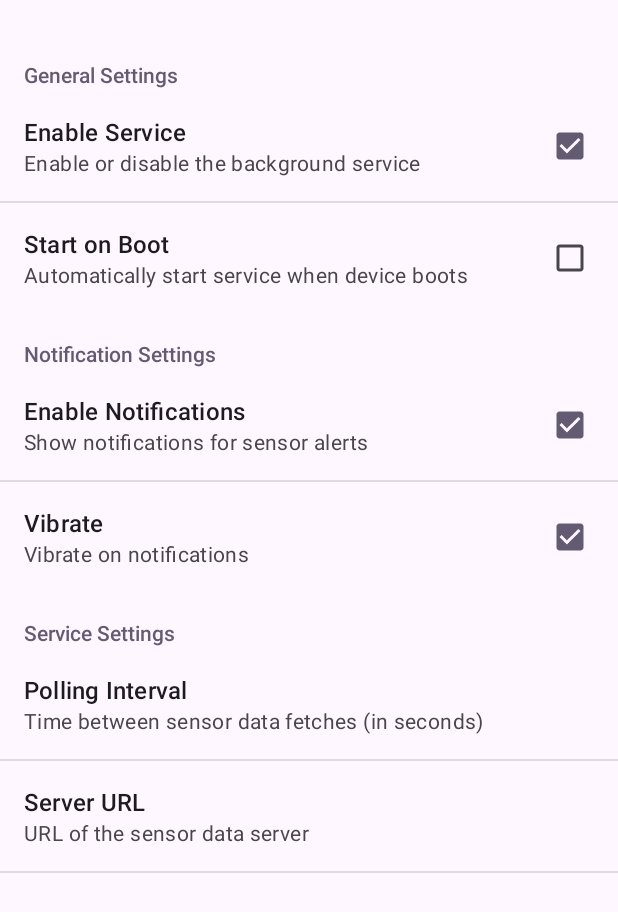
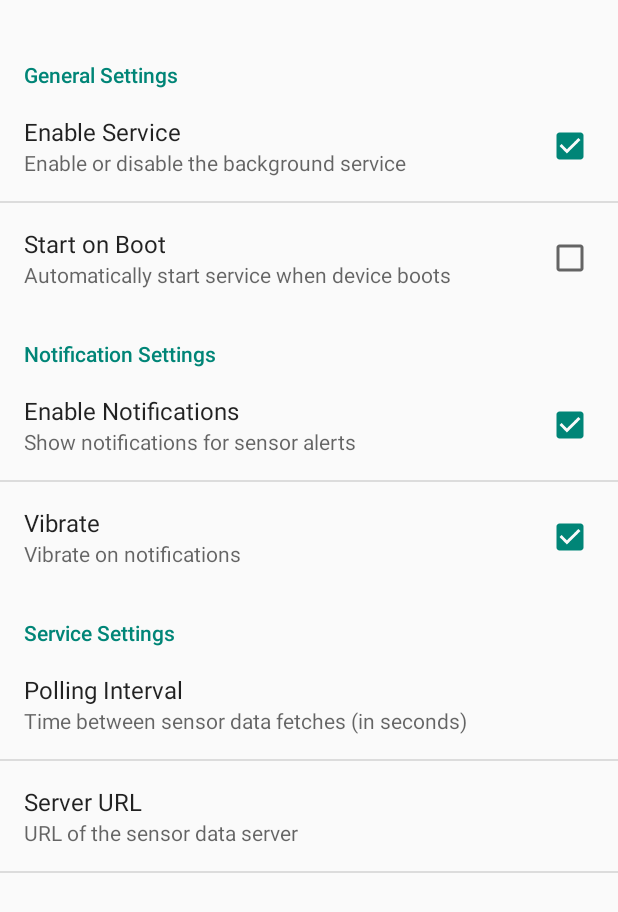
Before and after one commit to Dolhen-James/AMIO_PROJECT, an Android app: the SettingsActivity screen opened directly, with no data from a screen before it, on a phone screen of 412 x 824 dp. Shown: the top 912 px of the screen. Run offline under Robolectric (Android 15) with nearby library versions, the phone set to English and light mode, and no system bars.

Commit message:
Fixed: app crashes when phone on light mode

```diff
--- a/app/src/main/AndroidManifest.xml
+++ b/app/src/main/AndroidManifest.xml
@@ -34,7 +34,8 @@
         <activity
             android:name=".SettingsActivity"
             android:exported="false"
-            android:parentActivityName=".MainActivity" />
+            android:parentActivityName=".MainActivity"
+            android:theme="@style/SettingsTheme" />
 
         <!-- Background service that periodically fetches sensor data -->
         <service android:name=".MainService" android:exported="false" />
--- /dev/null
+++ b/app/src/main/res/values/settings_theme.xml
@@ -0,0 +1,8 @@
+<?xml version="1.0" encoding="utf-8"?>
+<resources>
+    <style name="SettingsTheme" parent="Theme.AppCompat.DayNight.NoActionBar">
+        <item name="windowActionBar">false</item>
+        <item name="windowNoTitle">true</item>
+        <!-- Compatible theme for PreferenceActivity -->
+    </style>
+</resources>
--- a/app/src/main/res/values/themes.xml
+++ b/app/src/main/res/values/themes.xml
@@ -1,6 +1,6 @@
 <resources xmlns:tools="http://schemas.android.com/tools">
     <!-- Base application theme. -->
-    <style name="Base.Theme.AMIO" parent="Theme.Material3.DayNight">
+    <style name="Base.Theme.AMIO" parent="Theme.Material3.DayNight.NoActionBar">
         <!-- Customize your light theme here. -->
         <!-- <item name="colorPrimary">@color/my_light_primary</item> -->
     </style>
```
